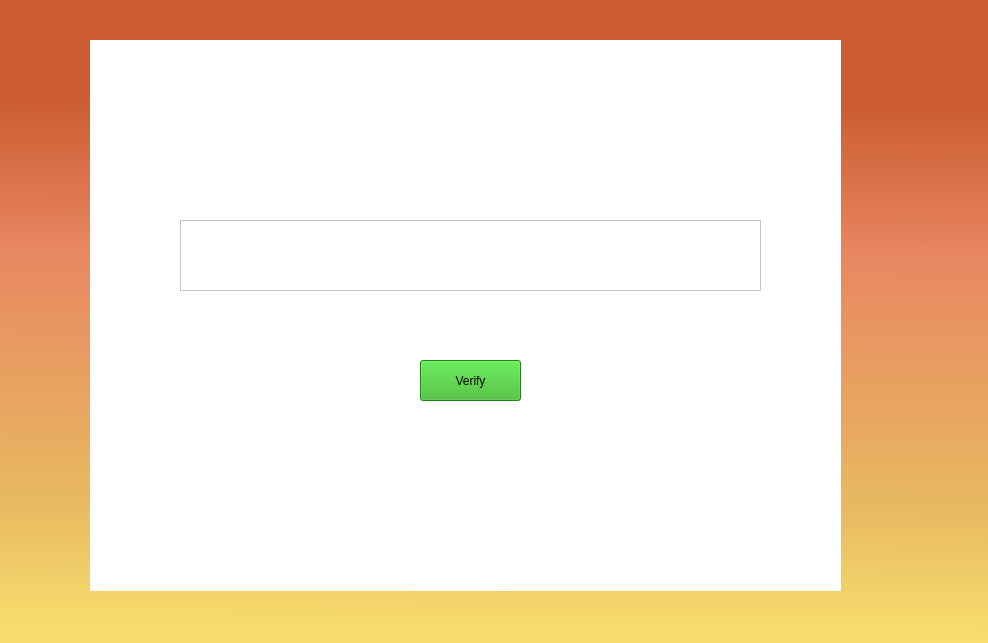
First picture: the form in TriviadorGame/TriviadorGame/GameWindow.ui, repository Mihnea11/Triviador, before the edit.
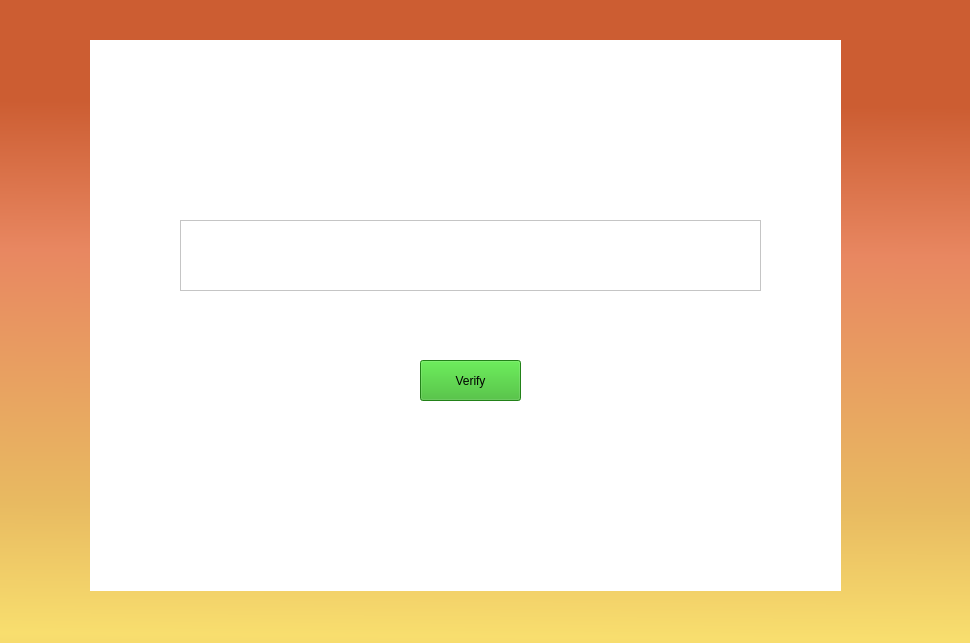
Second picture: the form after the edit. Icons and pictures are not drawn.

Commit message: Verify answer

The edit to the form file:
```diff
--- a/TriviadorGame/TriviadorGame/GameWindow.ui
+++ b/TriviadorGame/TriviadorGame/GameWindow.ui
@@ -6,7 +6,7 @@
    <rect>
     <x>0</x>
     <y>0</y>
-    <width>988</width>
+    <width>970</width>
     <height>643</height>
    </rect>
   </property>
```
Left out of the diff: 13 changed lines with no effect on the pictures. The commit also changes 2 other files.
